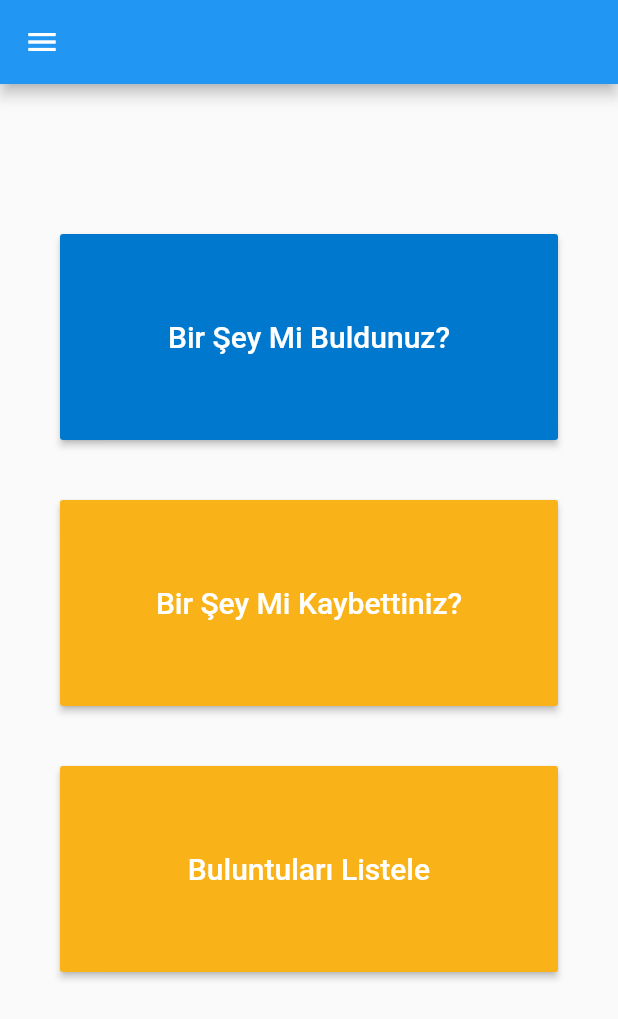
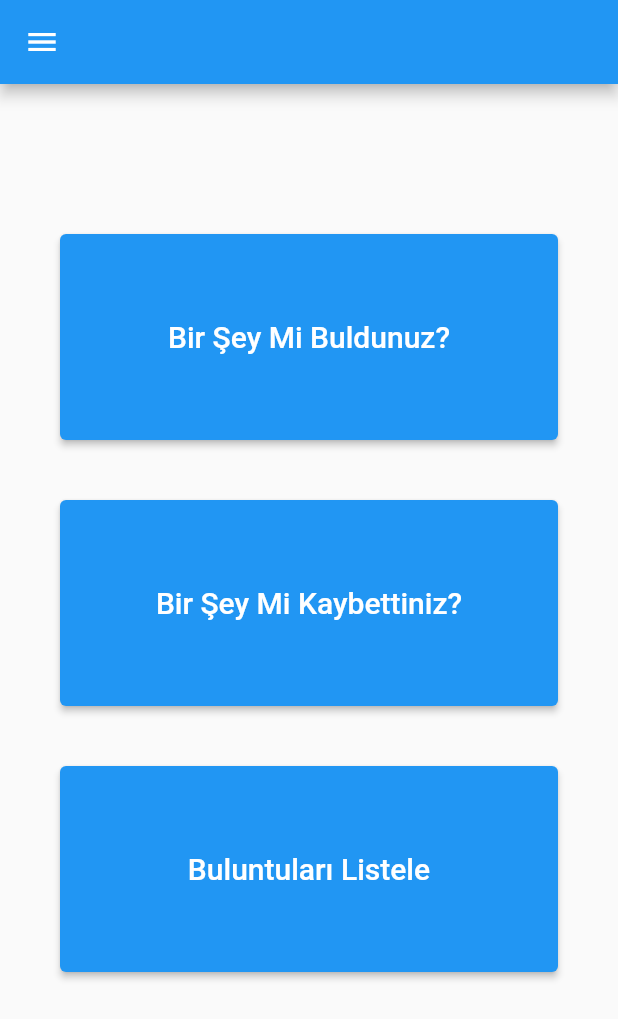
Before and after one commit to Acapnes/Bulundum_Mobile, a Flutter app: the MainMenu screen opened directly, on a phone screen of 412 x 824 dp. Shown: the top 1019 px of the screen. Run offline on Flutter 3.47's test engine with Material 2 defaults, Android fonts, the phone set to English and light mode, and no system bars; our stand-ins replace flutter_slidable, hexcolor, image_picker, motion_tab_bar, qr_flutter, shared_preferences; accounts and stored records are empty.

Commit message:
Edited menu design

```diff
--- a/lib/MainMenu/MenuPage.dart
+++ b/lib/MainMenu/MenuPage.dart
@@ -20,8 +20,7 @@ class MainMenu extends StatelessWidget {
               child: SizedBox(
                 width: MediaQuery.of(context).size.width,
                 height: MediaQuery.of(context).size.height / 6,
-                child: RaisedButton(
-                  color: Color(0xFF0078CE),
+                child: ElevatedButton(
                   child: Text("Bir Şey Mi Buldunuz?",
                       style: TextStyle(color: Colors.white,fontSize: 20)),
                   onPressed: () {
@@ -38,8 +37,7 @@ class MainMenu extends StatelessWidget {
               child: SizedBox(
                 width: MediaQuery.of(context).size.width,
                 height: MediaQuery.of(context).size.height / 6,
-                child: RaisedButton(
-                  color: Color(0xFFF9B217),
+                child: ElevatedButton(
                   child: Text("Bir Şey Mi Kaybettiniz?",
                       style: TextStyle(color: Colors.white,fontSize: 20)),
                   onPressed: () {
@@ -56,8 +54,7 @@ class MainMenu extends StatelessWidget {
                 child: SizedBox(
                   width: MediaQuery.of(context).size.width,
                   height: MediaQuery.of(context).size.height / 6,
-                  child: RaisedButton(
-                    color: Color(0xFFF9B217),
+                  child: ElevatedButton(
                     child: Text("Buluntuları Listele",
                         style: TextStyle(color: Colors.white,fontSize: 20)),
                     onPressed: () {
```
